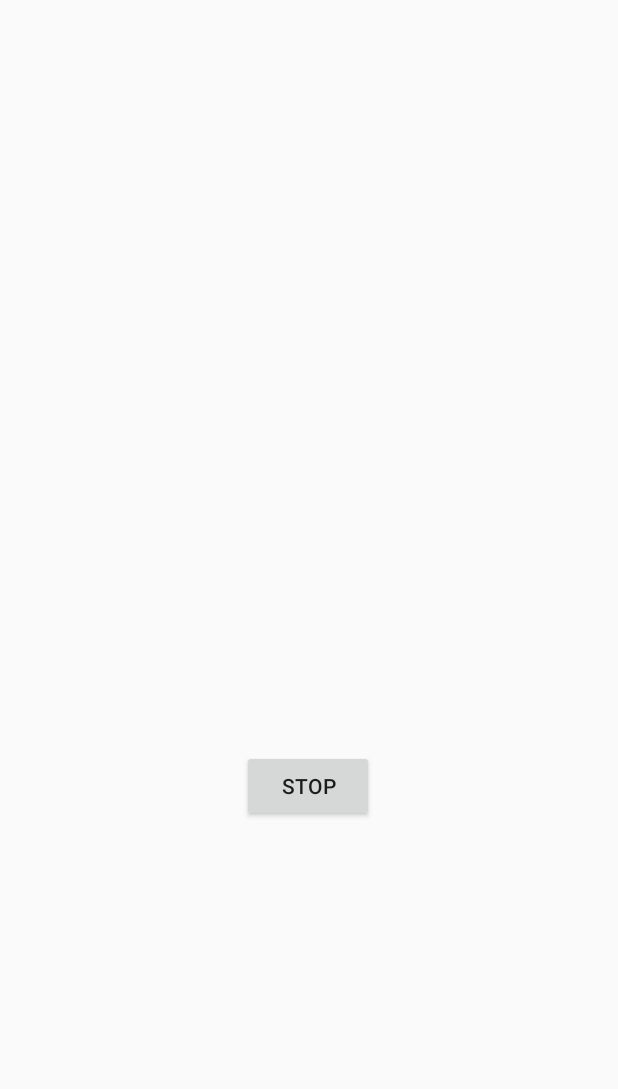
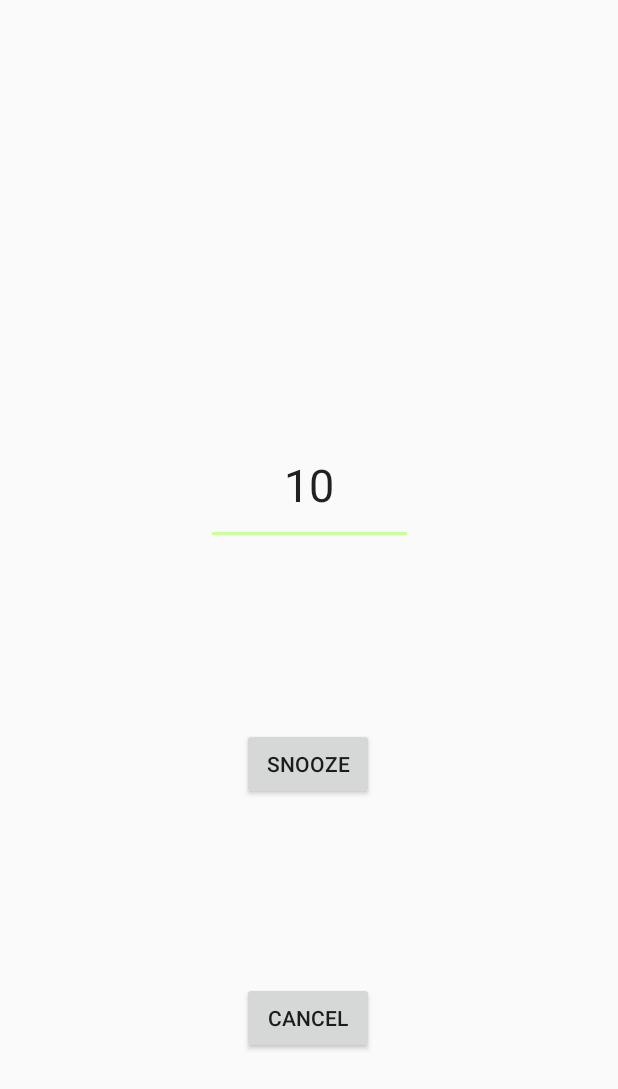
Before and after one commit to augutierrez/AlarmAppProject, an Android app: the AlarmOnActivity screen opened directly, with no data from a screen before it, on a phone screen of 412 x 824 dp. Shown: the top 1089 px of the screen. Run offline under Robolectric (Android 15) with nearby library versions, the phone set to English and light mode, and no system bars; 1 statement that could not run was skipped.

Commit message:
"Notification now has actions that work fully.  Also made AlarmOnActivity the full screen intent, rather than just intent."

```diff
--- a/AlarmApp/app/src/main/java/AlarmClasses/Alarm.java
+++ b/AlarmApp/app/src/main/java/AlarmClasses/Alarm.java
@@ -33,6 +33,12 @@ public class Alarm implements Serializable {
      */
     public Alarm(Calendar cal, String message){
         this.cal = cal;
+
+        SimpleDateFormat sdf = new SimpleDateFormat("yyyy MMM dd, EEE");
+        if(message.isEmpty()){
+            Log.i(TAG, "message was empty, putting Calendar date in place");
+            message = sdf.format(cal.getTime());
+        }
         this.message = message;
         switchWidget = true;
     }
--- a/AlarmApp/app/src/main/java/com/example/alarmapp/AlarmOnActivity.java
+++ b/AlarmApp/app/src/main/java/com/example/alarmapp/AlarmOnActivity.java
@@ -5,41 +5,56 @@ import android.content.Intent;
 import android.os.Bundle;
 import android.view.View;
 import android.widget.Button;
+import android.widget.EditText;
 import android.widget.TextView;
 
 import androidx.annotation.Nullable;
 
 
 public class AlarmOnActivity extends Activity {
-
+    String ACTION_SNOOZE = "snooze";
+    String ACTION_CANCEL = "cancel";
+    EditText delay;
     @Override
     protected void onCreate(@Nullable Bundle savedInstanceState) {
         super.onCreate(savedInstanceState);
         setContentView(R.layout.alarm_on);
 
         TextView text = (TextView) findViewById(R.id.alarm_on_text);
+        delay = findViewById(R.id.snooze_delay);
         String message = getIntent().getStringExtra("message");
         if(message.isEmpty()){
             message = "Alarm!";
         }
         text.setText(message);
 
-        Button stopAlarmButton = (Button) findViewById(R.id.stop_alarm_button);
-
-        stopAlarmButton.setOnClickListener(new View.OnClickListener() {
+        Button cancelButton = (Button) findViewById(R.id.cancel_button);
+        //TODO put extras that are necessary
+        cancelButton.setOnClickListener(new View.OnClickListener() {
             @Override
             public void onClick(View v) {
-                stopAlarm();
-                Intent intent = new Intent(AlarmOnActivity.this, MainActivity.class);
-                startActivity(intent);
+                Intent cancel = new Intent(AlarmOnActivity.this, AlarmService.class);
+                cancel.setAction(ACTION_CANCEL);
+                startService(cancel);
+                finish();
+            }
+        });
+
+        Button snoozeButton = (Button) findViewById(R.id.snooze_button);
+        snoozeButton.setOnClickListener(new View.OnClickListener() {
+            @Override
+            public void onClick(View v) {
+                Intent snooze = new Intent(AlarmOnActivity.this, AlarmService.class);
+                snooze.setAction(ACTION_SNOOZE);
+                snooze.putExtra("delay", Integer.parseInt(delay.getText().toString()));
+                snooze.putExtra("message", getIntent().getStringExtra("message"));
+                startService(snooze);
+                finish();
             }
         });
     }
 
-    private void stopAlarm(){
-        Intent intent = new Intent(this,AlarmService.class);
-        stopService(intent);
-    }
+
 
     @Override
     protected void onResume() {
--- a/AlarmApp/app/src/main/res/layout/alarm_on.xml
+++ b/AlarmApp/app/src/main/res/layout/alarm_on.xml
@@ -6,28 +6,57 @@
     android:layout_width="match_parent"
     android:layout_height="match_parent">
 
-    <Button
-        android:id="@+id/stop_alarm_button"
-        android:layout_width="wrap_content"
-        android:layout_height="wrap_content"
-        android:text="stop"
-        app:layout_constraintBottom_toBottomOf="parent"
-        app:layout_constraintEnd_toEndOf="parent"
-        app:layout_constraintHorizontal_bias="0.498"
-        app:layout_constraintStart_toStartOf="parent"
-        app:layout_constraintTop_toTopOf="parent"
-        app:layout_constraintVertical_bias="0.644" />
 
     <TextView
         android:id="@+id/alarm_on_text"
         android:layout_width="wrap_content"
         android:layout_height="wrap_content"
         android:text="ALARM!"
+        android:textSize="30dp"
         android:textStyle="bold"
+        app:layout_constraintBottom_toTopOf="@+id/snooze_delay"
+        app:layout_constraintEnd_toEndOf="parent"
+        app:layout_constraintHorizontal_bias="0.498"
+        app:layout_constraintStart_toStartOf="parent"
+        app:layout_constraintTop_toTopOf="parent" />
+
+    <EditText
+        android:id="@+id/snooze_delay"
+        android:layout_width="138dp"
+        android:layout_height="80dp"
+        android:ems="10"
+        android:inputType="number"
+        android:text="10"
+        android:textAlignment="center"
         android:textSize="30dp"
+        app:layout_constraintBottom_toTopOf="@id/snooze_button"
+        app:layout_constraintEnd_toEndOf="parent"
+        app:layout_constraintStart_toStartOf="parent"
+        app:layout_constraintTop_toBottomOf="@id/alarm_on_text" />
+
+
+    <Button
+        android:id="@+id/snooze_button"
+        android:layout_width="wrap_content"
+        android:layout_height="wrap_content"
+        android:text="snooze"
+        app:layout_constraintBottom_toTopOf="@id/cancel_button"
+        app:layout_constraintEnd_toEndOf="parent"
+        app:layout_constraintHorizontal_bias="0.498"
+        app:layout_constraintStart_toStartOf="parent"
+        app:layout_constraintTop_toBottomOf="@id/snooze_delay" />
+
+    <Button
+        android:id="@+id/cancel_button"
+        android:layout_width="wrap_content"
+        android:layout_height="wrap_content"
+        android:text="cancel"
         app:layout_constraintBottom_toBottomOf="parent"
         app:layout_constraintEnd_toEndOf="parent"
+        app:layout_constraintHorizontal_bias="0.498"
         app:layout_constraintStart_toStartOf="parent"
-        app:layout_constraintTop_toTopOf="parent"
-        app:layout_constraintVertical_bias="0.296" />
+        app:layout_constraintTop_toBottomOf="@id/snooze_button" />
+
+
+
 </androidx.constraintlayout.widget.ConstraintLayout>
```
Also changed, not shown: AlarmApp/app/src/main/java/com/example/alarmapp/AlarmService.java (+4 -21 lines).
